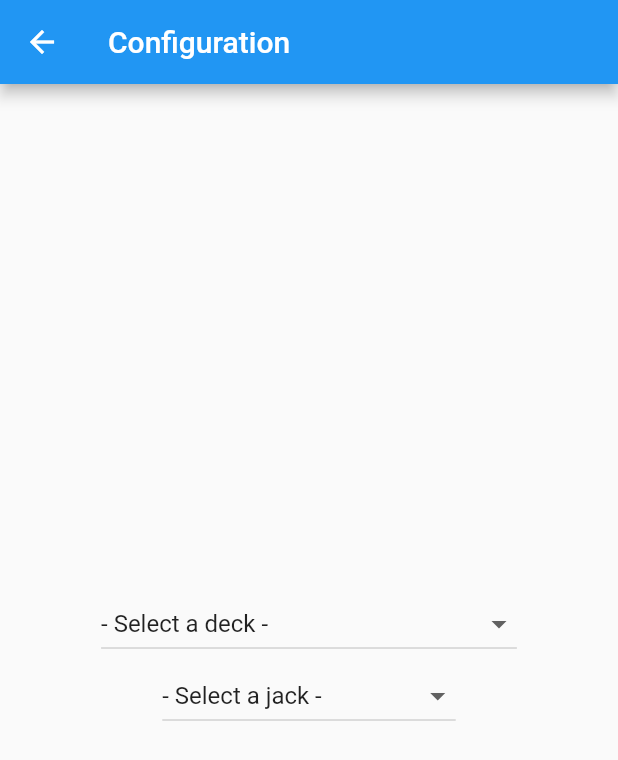
After one commit to Celeo/cyberdeck-helper, a Flutter app: the screen it shows after launch, after a tap on "Configure", on a phone screen of 412 x 824 dp. The commit adds this screen. Shown: the top 760 px of the screen. Run offline on Flutter 3.47's test engine with Material 2 defaults, Android fonts, the phone set to English and light mode, and no system bars.

Commit message:
Selecting deck/jack in a new config view

```diff
--- /dev/null
+++ b/lib/configuration.dart
@@ -0,0 +1,90 @@
+import 'package:flutter/material.dart';
+import 'package:cyberdeck_helper/rules.dart';
+
+enum _DeckOrJack {
+  Deck,
+  Jack,
+}
+
+class ViewConfigurationState extends State<ViewConfiguration> {
+  static const _dropdownDefaultDeck = '- Select a deck -';
+  static const _dropdownDefaultJack = '- Select a jack -';
+
+  CharacterConfig character;
+
+  ViewConfigurationState({@required this.character});
+
+  @override
+  Widget build(BuildContext context) {
+    return Scaffold(
+      appBar: AppBar(title: Text('Configuration')),
+      body: Center(
+        child: Column(
+            mainAxisAlignment: MainAxisAlignment.center,
+            children: <Widget>[
+              _buildDropDown(
+                  character, _dropdownDefaultDeck, _DeckOrJack.Deck, <String>[
+                'Erika MCD-6: A/S 4/3, 2 slots',
+                'Spinrad Falcon: A/S 5/4, 4 slots',
+                'MCT 360: A/S 6/5 6 slots',
+                'Reraku Kitsune: A/S 7/6, 8 slots',
+                'Shiawase Cyber-6: A/S 8/7, 10 slots',
+                'Fairlight Excalibur: A/S 9/8, 12 slots',
+              ]),
+              _buildDropDown(
+                  character, _dropdownDefaultJack, _DeckOrJack.Jack, <String>[
+                'Rating 1: D/F 4/3, +1 init',
+                'Rating 2: D/F 5/4, +1 init',
+                'Rating 3: D/F 6/5, +1 init',
+                'Rating 4: D/F 7/6, +2 init',
+                'Rating 5: D/F 8/7, +2 init',
+                'Rating 6: D/F 9/8, +2 init',
+              ]),
+            ]),
+      ),
+    );
+  }
+
+  Widget _buildDropDown(CharacterConfig character, String defaultSelection,
+      _DeckOrJack key, List<String> options) {
+    var val;
+    if (key == _DeckOrJack.Deck) {
+      val = character.deck == null ? defaultSelection : character.deck;
+    } else {
+      val = character.jack == null ? defaultSelection : character.jack;
+    }
+    final allOptions = List.from(options)..insert(0, defaultSelection);
+    return DropdownButton<String>(
+      value: val,
+      onChanged: (String val) {
+        setState(() {
+          if (val != defaultSelection) {
+            if (key == _DeckOrJack.Deck) {
+              character.deck = val;
+            } else {
+              character.jack = val;
+            }
+          }
+        });
+      },
+      items: allOptions
+          .map<DropdownMenuItem<String>>(
+            (value) => DropdownMenuItem<String>(
+              value: value,
+              child: Text(value),
+            ),
+          )
+          .toList(),
+    );
+  }
+}
+
+class ViewConfiguration extends StatefulWidget {
+  final CharacterConfig character;
+
+  ViewConfiguration({Key key, @required this.character}) : super(key: key);
+
+  @override
+  ViewConfigurationState createState() =>
+      ViewConfigurationState(character: this.character);
+}
--- /dev/null
+++ b/lib/rules.dart
@@ -0,0 +1,63 @@
+enum MatrixMode {
+  AR,
+  Cold,
+  Hot,
+}
+
+class CharacterConfig {
+  int logic, willpower;
+  String deck;
+  String jack;
+
+  CharacterConfig(int logic, int willpower);
+
+  CharacterConfig.starting() {
+    logic = 1;
+    willpower = 1;
+    deck = null;
+    jack = null;
+  }
+}
+
+class SituationConfig {
+  int noise;
+  MatrixMode mode;
+  List<String> runningPrograms;
+
+  SituationConfig(int noise, MatrixMode mode, List<String> runningPrograms);
+
+  SituationConfig.starting() {
+    noise = 0;
+    mode = MatrixMode.AR;
+    runningPrograms = [];
+  }
+}
+
+final List<String> basicPrograms = [
+  'Baby Monitor',
+  'Browse',
+  'Configurator',
+  'Edit',
+  'Encryption',
+  'Signal',
+  'Toolbox',
+  'Virtual Machine',
+];
+
+final List<String> hackingPrograms = [
+  'Armor',
+  'Biofeedback',
+  'Biofeedback Filter',
+  'Blackout',
+  'Decryption',
+  'Defuse',
+  'Exploit',
+  'Fork',
+  'Lockdown',
+  'Overclock',
+  'Stealth',
+  'Trace',
+];
+
+final List<String> allPrograms = new List.from(basicPrograms)
+  ..addAll(hackingPrograms);
```
Also changed, not shown: lib/main.dart (+15 -76 lines).
